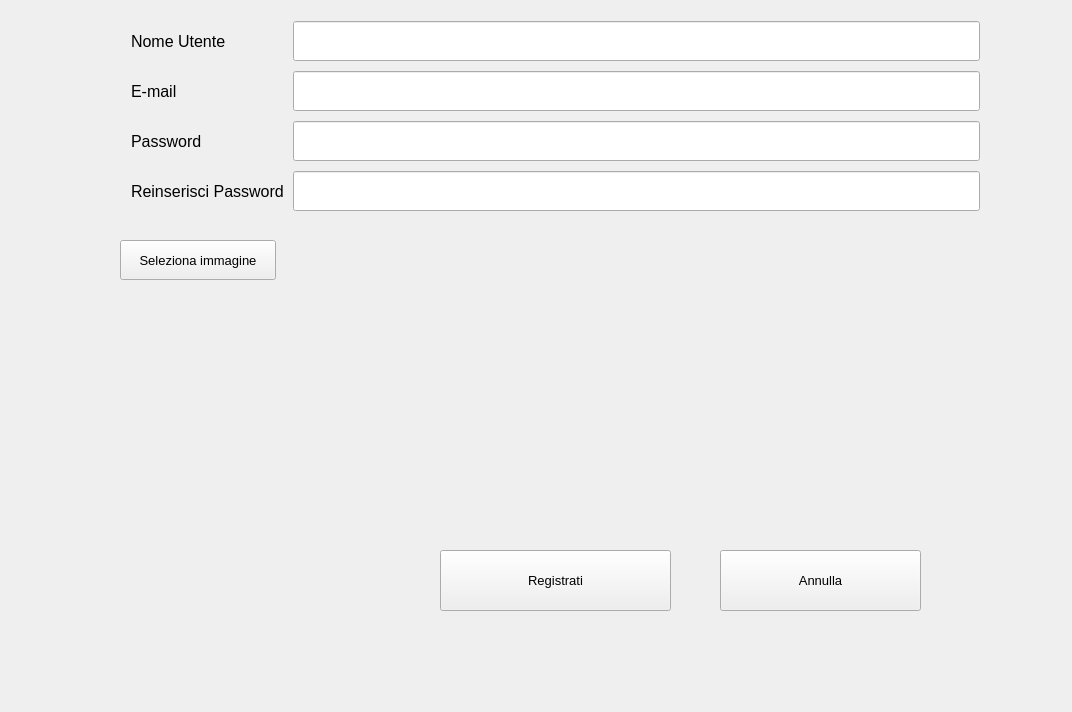
Old version of the form Client/EditorGUI/EditorGUI/NewAccount/NewAccount.ui in the repository iliodipietro/Programmazione-Di-Sistema-Collaborative-Editor.
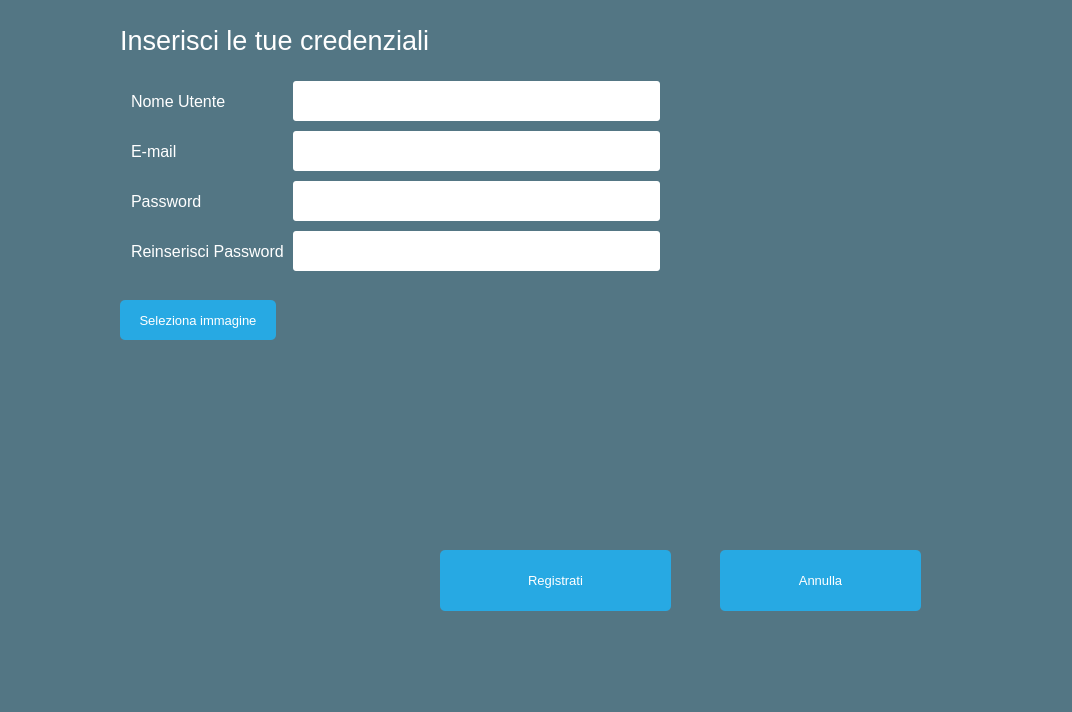
New version of the form.

Patch:
```diff
--- a/Client/EditorGUI/EditorGUI/NewAccount/NewAccount.ui
+++ b/Client/EditorGUI/EditorGUI/NewAccount/NewAccount.ui
@@ -13,13 +13,18 @@
   <property name="windowTitle">
    <string>NewAccount</string>
   </property>
+  <property name="styleSheet">
+   <string notr="true">QLineEdit { border-radius: 3px; }
+#NewAccount { background: rgba(32, 80, 96, 100); }
+#centralWidget { background: rgba(32, 80, 96, 100); }</string>
+  </property>
   <widget class="QWidget" name="centralWidget">
    <widget class="QWidget" name="formLayoutWidget">
     <property name="geometry">
      <rect>
       <x>120</x>
-      <y>10</y>
-      <width>871</width>
+      <y>70</y>
+      <width>551</width>
       <height>211</height>
      </rect>
     </property>
@@ -46,6 +51,9 @@
          <pointsize>12</pointsize>
         </font>
        </property>
+       <property name="styleSheet">
+        <string notr="true">QLabel { color: white; }</string>
+       </property>
        <property name="text">
         <string>Nome Utente</string>
        </property>
@@ -74,6 +82,9 @@
          <pointsize>12</pointsize>
         </font>
        </property>
+       <property name="styleSheet">
+        <string notr="true">QLabel { color: white; }</string>
+       </property>
        <property name="text">
         <string>E-mail</string>
        </property>
@@ -102,6 +113,9 @@
          <pointsize>12</pointsize>
         </font>
        </property>
+       <property name="styleSheet">
+        <string notr="true">QLabel { color: white; }</string>
+       </property>
        <property name="text">
         <string>Password</string>
        </property>
@@ -133,6 +147,9 @@
          <pointsize>12</pointsize>
         </font>
        </property>
+       <property name="styleSheet">
+        <string notr="true">QLabel { color: white; }</string>
+       </property>
        <property name="text">
         <string>Reinserisci Password</string>
        </property>
@@ -167,6 +184,17 @@
       <pointsize>10</pointsize>
      </font>
     </property>
+    <property name="styleSheet">
+     <string notr="true">QPushButton
+{
+  color: white;
+  background-color: #27a9e3;
+  border-width: 0px;
+  border-radius: 5px;
+}
+
+QPushButton:hover { background-color: #0080FF; }</string>
+    </property>
     <property name="text">
      <string>Registrati</string>
     </property>
@@ -174,16 +202,22 @@
    <widget class="QLabel" name="crop">
     <property name="geometry">
      <rect>
-      <x>100</x>
-      <y>480</y>
-      <width>175</width>
-      <height>175</height>
+      <x>730</x>
+      <y>80</y>
+      <width>200</width>
+      <height>200</height>
      </rect>
     </property>
+    <property name="sizePolicy">
+     <sizepolicy hsizetype="Minimum" vsizetype="Minimum">
+      <horstretch>0</horstretch>
+      <verstretch>0</verstretch>
+     </sizepolicy>
+    </property>
     <property name="minimumSize">
      <size>
-      <width>175</width>
-      <height>175</height>
+      <width>200</width>
+      <height>200</height>
      </size>
     </property>
     <property name="maximumSize">
@@ -203,9 +237,9 @@
     <property name="geometry">
      <rect>
       <x>310</x>
-      <y>230</y>
-      <width>384</width>
-      <height>216</height>
+      <y>300</y>
+      <width>361</width>
+      <height>211</height>
      </rect>
     </property>
     <property name="minimumSize">
@@ -228,7 +262,7 @@
     <property name="geometry">
      <rect>
       <x>120</x>
-      <y>240</y>
+      <y>300</y>
       <width>156</width>
       <height>40</height>
      </rect>
@@ -244,6 +278,17 @@
       <pointsize>10</pointsize>
      </font>
     </property>
+    <property name="styleSheet">
+     <string notr="true">QPushButton
+{
+  color: white;
+  background-color: #27a9e3;
+  border-width: 0px;
+  border-radius: 5px;
+}
+
+QPushButton:hover { background-color: #0080FF; }</string>
+    </property>
     <property name="text">
      <string>Seleziona immagine</string>
     </property>
@@ -262,10 +307,42 @@
       <pointsize>10</pointsize>
      </font>
     </property>
+    <property name="styleSheet">
+     <string notr="true">QPushButton
+{
+  color: white;
+  background-color: #27a9e3;
+  border-width: 0px;
+  border-radius: 5px;
+}
+
+QPushButton:hover { background-color: #0080FF; }</string>
+    </property>
     <property name="text">
      <string>Annulla</string>
     </property>
    </widget>
+   <widget class="QLabel" name="label">
+    <property name="geometry">
+     <rect>
+      <x>120</x>
+      <y>0</y>
+      <width>621</width>
+      <height>81</height>
+     </rect>
+    </property>
+    <property name="font">
+     <font>
+      <pointsize>20</pointsize>
+     </font>
+    </property>
+    <property name="styleSheet">
+     <string notr="true">QLabel { color: white; }</string>
+    </property>
+    <property name="text">
+     <string>Inserisci le tue credenziali</string>
+    </property>
+   </widget>
   </widget>
  </widget>
  <layoutdefault spacing="6" margin="11"/>
```
